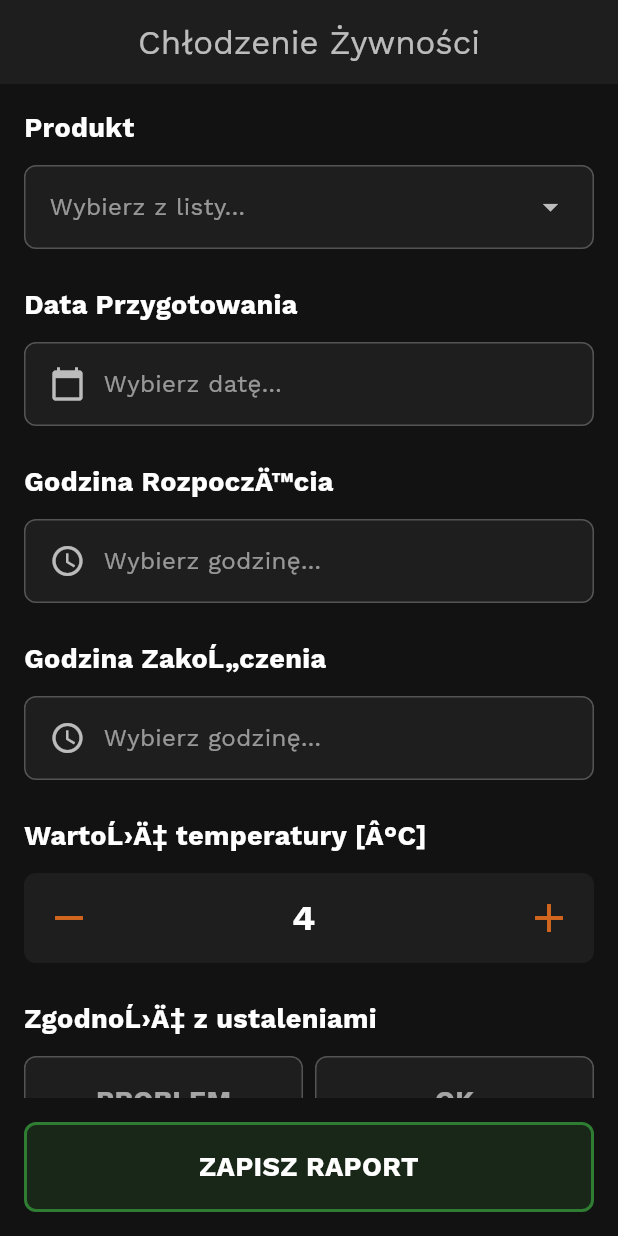
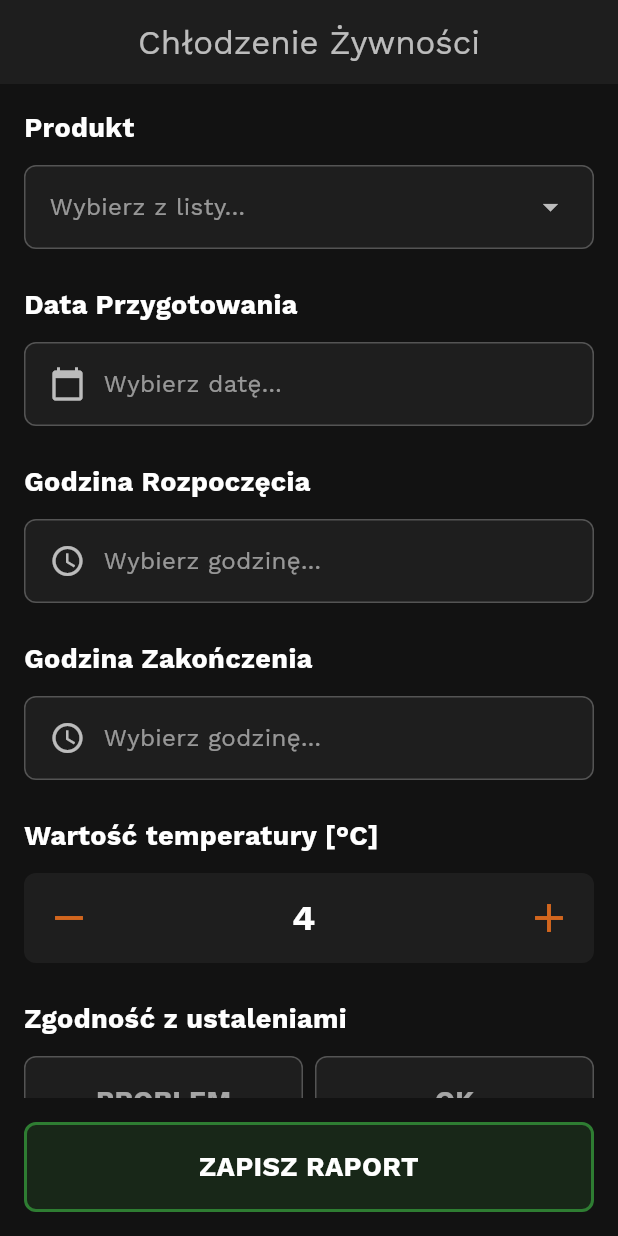
Before and after one commit to JinSakai8/haccp-pilot-v03, a Flutter app: the FoodCoolingFormScreen screen opened by its route, on a phone screen of 412 x 824 dp. Run offline on Flutter 3.47's test engine with Material 3 defaults, Android fonts, the phone set to English and light mode, and no system bars; our stand-ins replace connectivity_plus, file_picker, fl_chart, flutter_dotenv, flutter_riverpod, go_router and 5 more; missing offline and left inert: dart:html, googleapis, syncfusion_flutter_pdf, syncfusion_flutter_pdfviewer; accounts and stored records are empty; generated files the repository leaves out were written again; network calls fail; statements that could not run were skipped; project files that could hold a hidden picture were left out.

Commit message:
Fix PL encoding and CCP2 PDF open flow with history fallback

```diff
--- a/lib/features/shared/config/form_definitions.dart
+++ b/lib/features/shared/config/form_definitions.dart
@@ -8,10 +8,7 @@ class FormDefinitions {
         id: 'product_name',
         type: HaccpFieldType.dropdown,
         label: 'Produkt',
-        config: {
-          'source': 'products_table',
-          'type': 'roasting'
-        },
+        config: {'source': 'products_table', 'type': 'roasting'},
         required: true,
       ),
       FormFieldConfig(
@@ -23,13 +20,8 @@ class FormDefinitions {
       FormFieldConfig(
         id: 'oven_temp',
         type: HaccpFieldType.stepper,
-        label: 'Temp. Nastawy Pieca [Â°C]',
-        config: {
-          'min': 50,
-          'max': 300,
-          'step': 5,
-          'default': 180.0
-        },
+        label: 'Temp. Nastawy Pieca [°C]',
+        config: {'min': 50, 'max': 300, 'step': 5, 'default': 180.0},
         required: true,
       ),
       FormFieldConfig(
@@ -47,65 +39,128 @@ class FormDefinitions {
       FormFieldConfig(
         id: 'internal_temp',
         type: HaccpFieldType.stepper,
-        label: 'Temp. WewnÄ™trzna [Â°C]',
+        label: 'Temp. Wewnętrzna [°C]',
         config: {
           'min': 0,
           'max': 200,
           'step': 1,
-          'unit': 'Â°C',
+          'unit': '°C',
           'default': 90.0,
-          'warningRange': {'min': 90.0} // Warning if < 90
+          'warningRange': {'min': 90.0}, // Warning if < 90
         },
         required: true,
       ),
       FormFieldConfig(
         id: 'is_compliant',
         type: HaccpFieldType.toggle,
-        label: 'ZgodnoĹ›Ä‡ z ustaleniami',
+        label: 'Zgodność z ustaleniami',
         required: true,
       ),
       FormFieldConfig(
         id: 'corrective_actions',
         type: HaccpFieldType.text,
-        label: 'DziaĹ‚ania korygujÄ…ce',
+        label: 'Działania korygujące',
         required: false,
         requiredIf: {'field': 'is_compliant', 'value': false},
-        visibleIf: {'field': 'is_compliant', 'value': false}, // Widoczne tylko gdy ZgodnoĹ›Ä‡ to NIE
+        visibleIf: {
+          'field': 'is_compliant',
+          'value': false,
+        }, // Widoczne tylko gdy Zgodność to NIE
       ),
     ],
   );
 
   static final coolingFormDef = FormDefinition(
-    title: 'Proces ChĹ‚odzenia',
+    title: 'Proces Chłodzenia',
     fields: [
       FormFieldConfig(
         id: 'product_name',
         type: HaccpFieldType.dropdown,
         label: 'Produkt',
-        config: {
-          'source': 'products_table',
-          'type': 'cooling'
-        },
-        required: true
+        config: {'source': 'products_table', 'type': 'cooling'},
+        required: true,
       ),
-      FormFieldConfig(id: 'prep_date', type: HaccpFieldType.date, label: 'Data Przygotowania', required: true),
-      FormFieldConfig(id: 'start_time', type: HaccpFieldType.time, label: 'Godzina RozpoczÄ™cia', required: true),
-      FormFieldConfig(id: 'end_time', type: HaccpFieldType.time, label: 'Godzina ZakoĹ„czenia', required: true),
-      FormFieldConfig(id: 'temperature', type: HaccpFieldType.stepper, label: 'WartoĹ›Ä‡ temperatury [Â°C]', config: {'min': -10, 'max': 100, 'default': 4, 'step': 0.1}, required: true),
-      FormFieldConfig(id: 'compliance', type: HaccpFieldType.toggle, label: 'ZgodnoĹ›Ä‡ z ustaleniami', required: true),
-      FormFieldConfig(id: 'corrective_actions', type: HaccpFieldType.text, label: 'DziaĹ‚ania korygujÄ…ce', required: false, visibleIf: {'field': 'compliance', 'value': false}),
+      FormFieldConfig(
+        id: 'prep_date',
+        type: HaccpFieldType.date,
+        label: 'Data Przygotowania',
+        required: true,
+      ),
+      FormFieldConfig(
+        id: 'start_time',
+        type: HaccpFieldType.time,
+        label: 'Godzina Rozpoczęcia',
+        required: true,
+      ),
+      FormFieldConfig(
+        id: 'end_time',
+        type: HaccpFieldType.time,
+        label: 'Godzina Zakończenia',
+        required: true,
+      ),
+      FormFieldConfig(
+        id: 'temperature',
+        type: HaccpFieldType.stepper,
+        label: 'Wartość temperatury [°C]',
+        config: {'min': -10, 'max': 100, 'default': 4, 'step': 0.1},
+        required: true,
+      ),
+      FormFieldConfig(
+        id: 'compliance',
+        type: HaccpFieldType.toggle,
+        label: 'Zgodność z ustaleniami',
+        required: true,
+      ),
+      FormFieldConfig(
+        id: 'corrective_actions',
+        type: HaccpFieldType.text,
+        label: 'Działania korygujące',
+        required: false,
+        visibleIf: {'field': 'compliance', 'value': false},
+      ),
     ],
   );
 
   static final deliveryControlFormDef = FormDefinition(
     title: 'Kontrola Dostaw',
     fields: [
-      FormFieldConfig(id: 'supplier', type: HaccpFieldType.text, label: 'Dostawca', required: true),
-      FormFieldConfig(id: 'invoice_no', type: HaccpFieldType.text, label: 'Nr WZ/Faktury', required: true),
-      FormFieldConfig(id: 'temp_transport', type: HaccpFieldType.stepper, label: 'Temp. Transportu [Â°C]', config: {'min': -30, 'max': 30, 'default': 4}, required: true),
-      FormFieldConfig(id: 'packaging_ok', type: HaccpFieldType.toggle, label: 'Stan OpakowaĹ„ OK', required: true),
-      FormFieldConfig(id: 'expiry_date', type: HaccpFieldType.date, label: 'Data WaĹĽnoĹ›ci', required: true),
-      FormFieldConfig(id: 'pests_detected', type: HaccpFieldType.toggle, label: 'Ĺšlady SzkodnikĂłw', required: true),
+      FormFieldConfig(
+        id: 'supplier',
+        type: HaccpFieldType.text,
+        label: 'Dostawca',
+        required: true,
+      ),
+      FormFieldConfig(
+        id: 'invoice_no',
+        type: HaccpFieldType.text,
+        label: 'Nr WZ/Faktury',
+        required: true,
+      ),
+      FormFieldConfig(
+        id: 'temp_transport',
+        type: HaccpFieldType.stepper,
+        label: 'Temp. Transportu [°C]',
+        config: {'min': -30, 'max': 30, 'default': 4},
+        required: true,
+      ),
+      FormFieldConfig(
+        id: 'packaging_ok',
+        type: HaccpFieldType.toggle,
+        label: 'Stan Opakowań OK',
+        required: true,
+      ),
+      FormFieldConfig(
+        id: 'expiry_date',
+        type: HaccpFieldType.date,
+        label: 'Data Ważności',
+        required: true,
+      ),
+      FormFieldConfig(
+        id: 'pests_detected',
+        type: HaccpFieldType.toggle,
+        label: 'Ślady Szkodników',
+        required: true,
+      ),
     ],
   );
 
```
Also changed, not shown: lib/core/services/pdf_service.dart (+28 -30 lines), lib/features/m03_gmp/screens/meat_roasting_form_screen.dart (+33 -21 lines), lib/features/m06_reports/screens/ccp2_preview_screen.dart (+10 -1 lines), lib/features/m06_reports/screens/saved_reports_screen.dart (+41 -10 lines), 1 other file.
